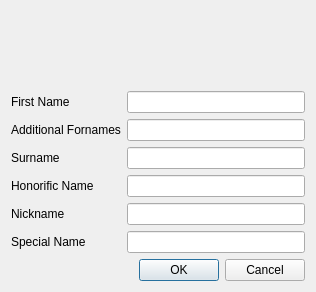
The window that ui/ui_NameDialog.ui (Kamduis/SoulCreator) describes before a commit, drawn with Qt 5.
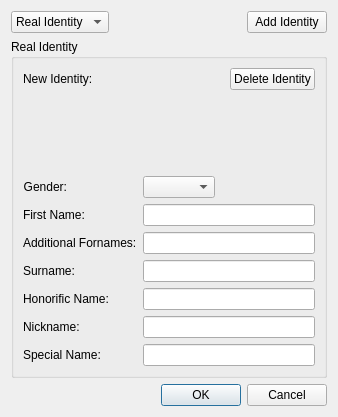
The same window after the commit. Custom widgets are drawn as their Qt base class.

What changed in the file:
```diff
--- a/ui/ui_NameDialog.ui
+++ b/ui/ui_NameDialog.ui
@@ -6,8 +6,8 @@
    <rect>
     <x>0</x>
     <y>0</y>
-    <width>316</width>
-    <height>292</height>
+    <width>338</width>
+    <height>396</height>
    </rect>
   </property>
   <property name="windowTitle">
@@ -15,14 +15,77 @@
   </property>
   <layout class="QVBoxLayout" name="verticalLayout">
    <item>
-    <widget class="QLabel" name="label_displayFull">
+    <layout class="QHBoxLayout" name="horizontalLayout_2">
+     <item>
+      <widget class="QComboBox" name="comboBox_identities">
+       <item>
      <property name="text">
-      <string/>
-     </property>
-     <property name="alignment">
-      <set>Qt::AlignCenter</set>
-     </property>
-    </widget>
+         <string>Real Identity</string>
+        </property>
+       </item>
+      </widget>
+     </item>
+     <item>
+      <spacer name="horizontalSpacer_2">
+       <property name="orientation">
+        <enum>Qt::Horizontal</enum>
+       </property>
+       <property name="sizeHint" stdset="0">
+        <size>
+         <width>40</width>
+         <height>20</height>
+        </size>
+       </property>
+      </spacer>
+     </item>
+     <item>
+      <widget class="QPushButton" name="pushButton_add">
+       <property name="text">
+        <string>Add Identity</string>
+       </property>
+      </widget>
+     </item>
+    </layout>
+   </item>
+   <item>
+    <widget class="QGroupBox" name="groupBox_id">
+     <property name="title">
+      <string>Real Identity</string>
+     </property>
+     <layout class="QVBoxLayout" name="verticalLayout_2">
+      <item>
+       <layout class="QHBoxLayout" name="layout_newIdentity">
+        <item>
+         <widget class="QLabel" name="label">
+          <property name="text">
+           <string>New Identity:</string>
+          </property>
+         </widget>
+        </item>
+        <item>
+         <widget class="TraitDots" name="widget" native="true"/>
+        </item>
+        <item>
+         <spacer name="horizontalSpacer_3">
+          <property name="orientation">
+           <enum>Qt::Horizontal</enum>
+          </property>
+          <property name="sizeHint" stdset="0">
+           <size>
+            <width>40</width>
+            <height>20</height>
+           </size>
+          </property>
+         </spacer>
+        </item>
+        <item>
+         <widget class="QPushButton" name="pushButton_delete">
+          <property name="text">
+           <string>Delete Identity</string>
+          </property>
+         </widget>
+        </item>
+       </layout>
    </item>
    <item>
     <widget class="QLabel" name="label_displayDisplay">
@@ -34,6 +97,16 @@
      </property>
     </widget>
    </item>
+      <item>
+       <widget class="QLabel" name="label_displayFull">
+        <property name="text">
+         <string/>
+        </property>
+        <property name="alignment">
+         <set>Qt::AlignCenter</set>
+        </property>
+       </widget>
+      </item>
    <item>
     <widget class="QLabel" name="label_displayHonorific">
      <property name="text">
@@ -59,46 +132,46 @@
      <property name="fieldGrowthPolicy">
       <enum>QFormLayout::ExpandingFieldsGrow</enum>
      </property>
-     <item row="0" column="0">
+        <item row="1" column="0">
       <widget class="QLabel" name="label_firstName">
        <property name="toolTip">
         <string>First forename of the Character. The name, he is called by friends and family (if they don't use the nickname, of course).</string>
        </property>
        <property name="text">
-        <string>First Name</string>
+           <string>First Name:</string>
        </property>
       </widget>
      </item>
-     <item row="0" column="1">
+        <item row="1" column="1">
       <widget class="QLineEdit" name="lineEdit_firstName"/>
      </item>
-     <item row="1" column="0">
+        <item row="2" column="0">
       <widget class="QLabel" name="label_additionalForenames">
        <property name="toolTip">
         <string>Other forenames of the character. If the character has more than one additional forenames, seperate them by space.</string>
        </property>
        <property name="text">
-        <string>Additional Fornames</string>
+           <string>Additional Fornames:</string>
        </property>
       </widget>
      </item>
-     <item row="1" column="1">
+        <item row="2" column="1">
       <widget class="QLineEdit" name="lineEdit_additionalForenames"/>
      </item>
-     <item row="2" column="0">
+        <item row="3" column="0">
       <widget class="QLabel" name="label_surname">
        <property name="toolTip">
         <string>The surname of the Character.</string>
        </property>
        <property name="text">
-        <string>Surname</string>
+           <string>Surname:</string>
        </property>
       </widget>
      </item>
-     <item row="2" column="1">
+        <item row="3" column="1">
       <widget class="QLineEdit" name="lineEdit_surname"/>
      </item>
-     <item row="3" column="0">
+        <item row="4" column="0">
       <widget class="QLabel" name="label_honorificName">
        <property name="toolTip">
         <string>&lt;!DOCTYPE HTML PUBLIC &quot;-//W3C//DTD HTML 4.0//EN&quot; &quot;http://www.w3.org/TR/REC-html40/strict.dtd&quot;&gt;
@@ -108,14 +181,14 @@
 &lt;p style=&quot; margin-top:0px; margin-bottom:0px; margin-left:0px; margin-right:0px; -qt-block-indent:0; text-indent:0px;&quot;&gt;The honorific name is a postfix name, normally used after his first name. Hermann &lt;span style=&quot; font-style:italic;&quot;&gt;the Strong&lt;/span&gt;, Jasmin &lt;span style=&quot; font-style:italic;&quot;&gt;the Fair&lt;/span&gt; or Philippe &lt;span style=&quot; font-style:italic;&quot;&gt;the Wise&lt;/span&gt;.&lt;/p&gt;&lt;/body&gt;&lt;/html&gt;</string>
        </property>
        <property name="text">
-        <string>Honorific Name</string>
+           <string>Honorific Name:</string>
        </property>
       </widget>
      </item>
-     <item row="3" column="1">
+        <item row="4" column="1">
       <widget class="QLineEdit" name="lineEdit_honorificName"/>
      </item>
-     <item row="4" column="0">
+        <item row="5" column="0">
       <widget class="QLabel" name="label_nickname">
        <property name="toolTip">
         <string>&lt;!DOCTYPE HTML PUBLIC &quot;-//W3C//DTD HTML 4.0//EN&quot; &quot;http://www.w3.org/TR/REC-html40/strict.dtd&quot;&gt;
@@ -125,27 +198,43 @@
 &lt;p style=&quot; margin-top:0px; margin-bottom:0px; margin-left:0px; margin-right:0px; -qt-block-indent:0; text-indent:0px;&quot;&gt;The nickname normally given by friends. Frederick my be called &lt;span style=&quot; font-style:italic;&quot;&gt;Freddy&lt;/span&gt; or Thomas may have earnd the Name &lt;span style=&quot; font-style:italic;&quot;&gt;Dragon&lt;/span&gt; in his Gang.&lt;/p&gt;&lt;/body&gt;&lt;/html&gt;</string>
        </property>
        <property name="text">
-        <string>Nickname</string>
+           <string>Nickname:</string>
        </property>
       </widget>
      </item>
-     <item row="4" column="1">
+        <item row="5" column="1">
       <widget class="QLineEdit" name="lineEdit_nickname"/>
      </item>
-     <item row="5" column="0">
+        <item row="6" column="0">
       <widget class="QLabel" name="label_specialName">
        <property name="toolTip">
         <string>The special name is the Name a Charcter uses inside his own supernatural society. Mages call this name the Shadow Name, Werewolfs have their Deed names and even Changelings and Vampires may have their own special names among their peers.</string>
        </property>
        <property name="text">
-        <string>Special Name</string>
+           <string>Special Name:</string>
        </property>
       </widget>
      </item>
-     <item row="5" column="1">
+        <item row="6" column="1">
       <widget class="QLineEdit" name="lineEdit_specialName"/>
      </item>
-    </layout>
+        <item row="0" column="0">
+         <widget class="QLabel" name="label_3">
+          <property name="text">
+           <string>Gender:</string>
+          </property>
+          <property name="alignment">
+           <set>Qt::AlignRight|Qt::AlignTrailing|Qt::AlignVCenter</set>
+          </property>
+         </widget>
+        </item>
+        <item row="0" column="1">
+         <widget class="QComboBox" name="comboBox_gender"/>
+        </item>
+       </layout>
+      </item>
+     </layout>
+    </widget>
    </item>
    <item>
     <layout class="QHBoxLayout" name="horizontalLayout">
@@ -173,6 +262,14 @@
    </item>
   </layout>
  </widget>
+ <customwidgets>
+  <customwidget>
+   <class>TraitDots</class>
+   <extends>QWidget</extends>
+   <header>src.Widgets.Components.TraitDots</header>
+   <container>1</container>
+  </customwidget>
+ </customwidgets>
  <resources/>
  <connections/>
 </ui>
```
Lines whose indentation alone changed are shown as unchanged.
